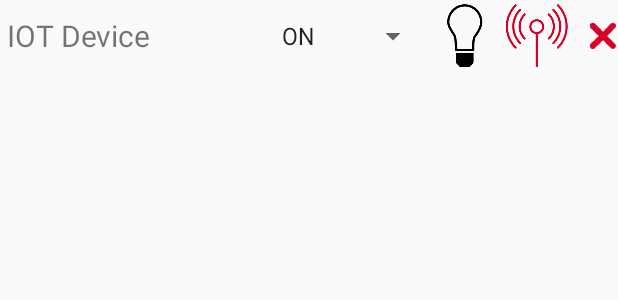
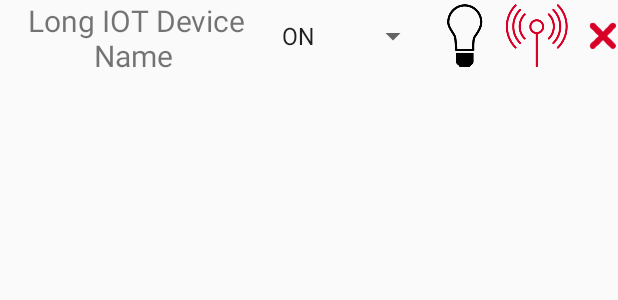
Before and after one commit to moffa13/HouseLightsApp, an Android app: the layout iot_list_item.xml on its own in the app's theme, with its tools: preview values and no code run, on a phone screen of 412 x 824 dp. Shown: the top 300 px of the screen. Run offline under Robolectric (Android 15) with nearby library versions, the phone set to English and light mode, and no system bars.

Commit message:
Interface Bug resolved

```diff
--- a/app/src/main/res/layout/iot_list_item.xml
+++ b/app/src/main/res/layout/iot_list_item.xml
@@ -10,28 +10,33 @@
         android:id="@+id/iot_name"
         android:layout_width="wrap_content"
         android:layout_height="match_parent"
+        android:layout_marginEnd="6dp"
+        android:layout_marginStart="4dp"
         android:gravity="center"
+        android:text=" Long IOT Device Name"
         android:textSize="20dp"
-        android:layout_marginStart="4dp"
-        android:layout_marginEnd="6dp"
-        android:text="IOT Device"/>
+        android:layout_weight="2"
+        />
 
-    <View
-        android:layout_width="0dp"
-        android:layout_height="0dp"
-        android:layout_weight="0.5" />
+
+    <LinearLayout
+        android:layout_width="wrap_content"
+        android:layout_height="wrap_content"
+        android:orientation="horizontal">
 
         <Spinner
             android:id="@+id/power_mode_select"
             android:layout_width="wrap_content"
             android:layout_height="match_parent"
-        android:entries="@array/power_modes_array"></Spinner>
+            android:entries="@array/power_modes_array"
+            android:layout_weight="1"></Spinner>
 
         <ImageView
             android:id="@+id/iot_real_state_icon_view"
             android:layout_width="wrap_content"
             android:layout_height="wrap_content"
             android:src="@mipmap/iot_off_icon"
+            android:layout_weight="1"
             />
 
         <ImageView
@@ -39,6 +44,7 @@
             android:layout_width="wrap_content"
             android:layout_height="wrap_content"
             android:src="@mipmap/iot_disconnected_icon"
+            android:layout_weight="1"
             />
 
         <ImageView
@@ -52,6 +58,10 @@
             android:layout_marginStart="10dp"
             android:onClick="deleteItem"
             android:scaleType="fitCenter"
-        android:src="@mipmap/icon_delete" />
+            android:src="@mipmap/icon_delete"
+            android:layout_weight="1"/>
 
     </LinearLayout>
+
+
+</LinearLayout>
```
Lines whose indentation alone changed are shown as unchanged.
